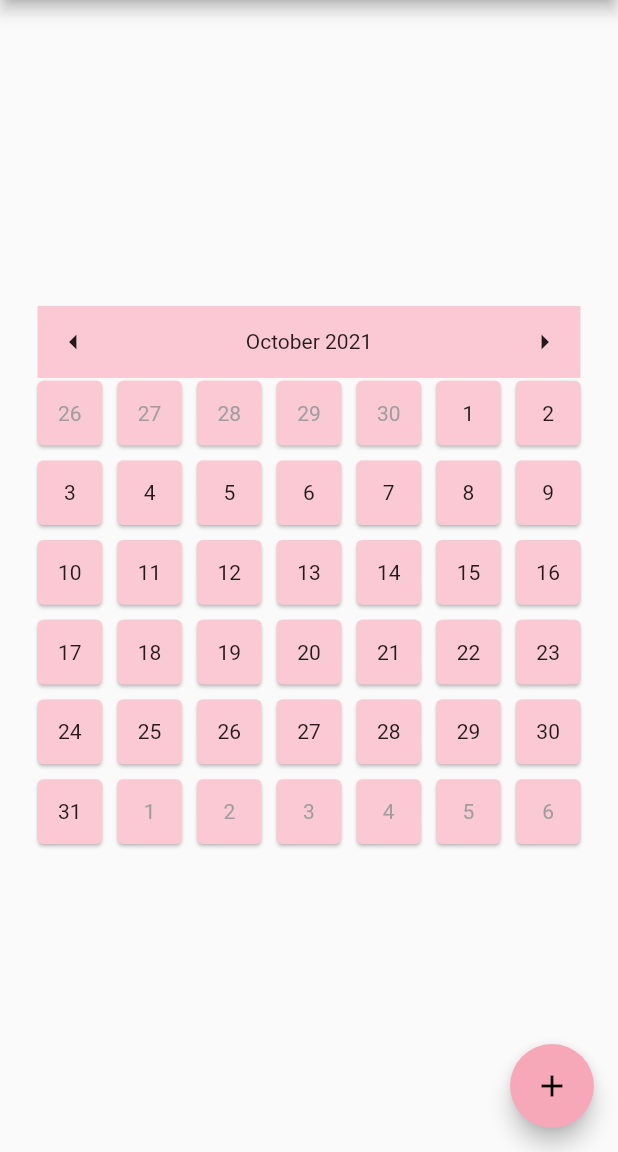
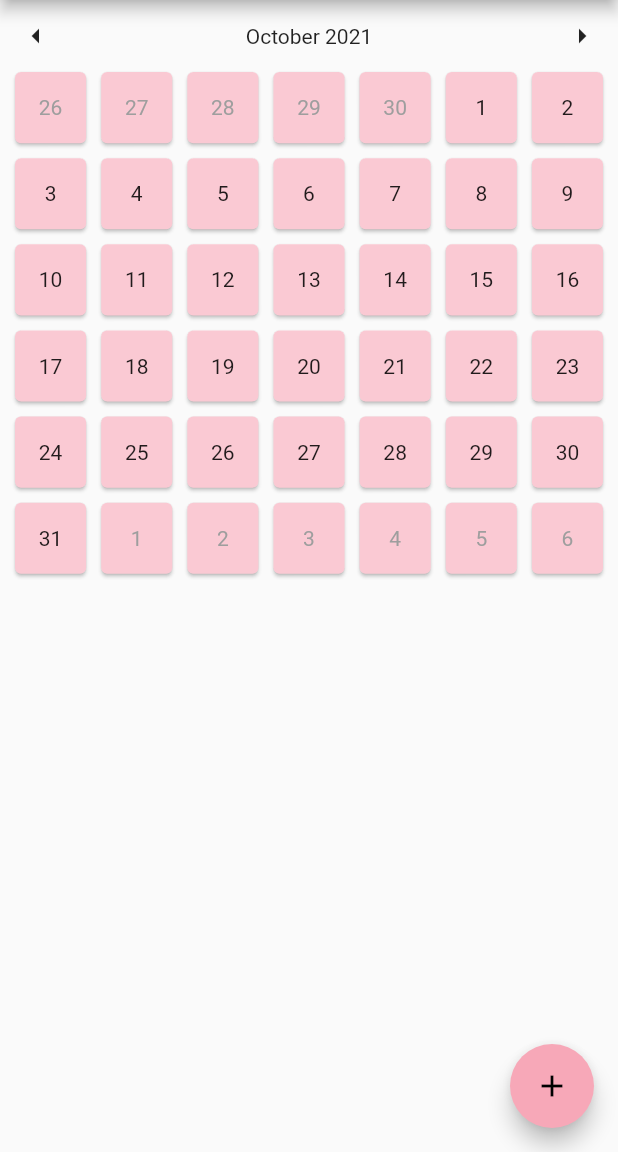
Before and after one commit to Aelerinya/the-gay-agenda, a Flutter app: the screen it shows after launch, on a phone screen of 412 x 824 dp, the part 84-1236 px from its top. Run offline on Flutter 3.47's test engine with Material 2 defaults, Android fonts, the light colour scheme and no system bars; our stand-ins replace flutter_colorpicker, hive_flutter, image_picker, transparent_image; missing offline and left inert: assorted_layout_widgets; accounts and stored records are empty.

Commit message:
fix: revert new grid layout

```diff
--- a/lib/screens/home_screen.dart
+++ b/lib/screens/home_screen.dart
@@ -18,13 +18,9 @@ class HomeScreen extends StatelessWidget {
             valueListenable: Hive.box<User>("users").listenable(),
             builder: (_, Box<User> box, __) =>
                 ProfileDrawer(user: box.values.first)),
-        body: Container(
-            padding: const EdgeInsets.all(25),
-            alignment: Alignment.center,
-            child: ValueListenableBuilder(
-                valueListenable: Hive.box<Event>("events").listenable(),
-                builder: (_, Box<Event> box, __) =>
-                    MonthView(events: box.values))),
+        body: ValueListenableBuilder(
+            valueListenable: Hive.box<Event>("events").listenable(),
+            builder: (_, Box<Event> box, __) => MonthView(events: box.values)),
         floatingActionButton: FloatingActionButton(
             child: const Icon(Icons.add),
             onPressed: () {
--- a/lib/widgets/month_view.dart
+++ b/lib/widgets/month_view.dart
@@ -62,10 +62,9 @@ class _MonthViewState extends State<MonthView> {
                   final itemsNbMax = (constraints.maxWidth / 7).floor() *
                       (constraints.maxHeight / 7).floor();
                   final itemsNb = events.length.clamp(0, itemsNbMax);
-                  final itemsRatio = constraints.biggest.aspectRatio * 2;
 
                   return SizedBox(
-                      width: sqrt(itemsNb / itemsRatio) * itemsRatio * 7,
+                      width: sqrt(itemsNb / 2.5) * 2.5 * 7,
                       child: WrapSuper(
                         spacing: 2,
                         lineSpacing: 2,
@@ -82,13 +81,9 @@ class _MonthViewState extends State<MonthView> {
   Widget build(BuildContext context) {
     final intl = MaterialLocalizations.of(context);
 
-    return AspectRatio(
-        aspectRatio: 1,
-        child: Column(
+    return Column(
       children: [
-            ColoredBox(
-                color: Theme.of(context).primaryColor,
-                child: Row(
+        Row(
           children: [
             IconButton(
                 onPressed: () {
@@ -107,18 +102,18 @@ class _MonthViewState extends State<MonthView> {
                 icon: const Icon(Icons.arrow_right))
           ],
           mainAxisAlignment: MainAxisAlignment.spaceBetween,
-                )),
-            AspectRatio(
-                aspectRatio: 7 / 6,
+        ),
+        Flexible(
             child: GridView.count(
                 crossAxisCount: 7,
                 mainAxisSpacing: 10,
                 crossAxisSpacing: 10,
+                padding: const EdgeInsets.only(bottom: 10, left: 10, right: 10),
                 children: getAllDisplayedDaysAndEvents()
                     .map((v) => dayNumber(date: v.date, events: v.events))
                     .toList()))
       ],
       mainAxisAlignment: MainAxisAlignment.spaceAround,
-        ));
+    );
   }
 }
```
Lines whose indentation alone changed are shown as unchanged.
